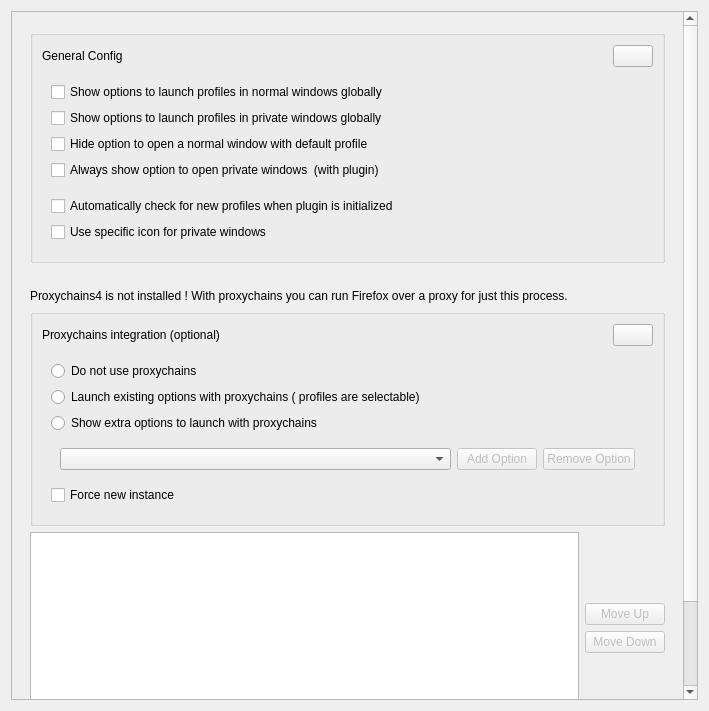
alex1701c/krunner-firefox, file src/config/firefoxprofilerunner_config.ui: the form before one commit.
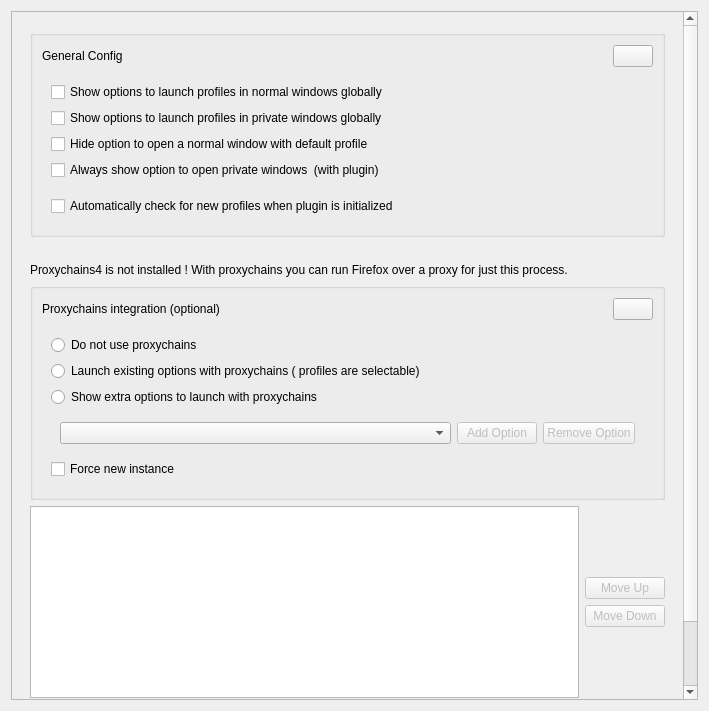
The form after the commit.

Commit message: Fix renaming of profile, remove icon option

Diff of the .ui file:
```diff
--- a/src/config/firefoxprofilerunner_config.ui
+++ b/src/config/firefoxprofilerunner_config.ui
@@ -51,9 +51,9 @@
       <property name="geometry">
        <rect>
         <x>0</x>
-        <y>-7</y>
+        <y>-126</y>
         <width>673</width>
-        <height>850</height>
+        <height>821</height>
        </rect>
       </property>
       <property name="maximumSize">
@@ -175,16 +175,6 @@
                   </property>
                  </widget>
                 </item>
-                <item>
-                 <widget class="QCheckBox" name="showIconForPrivateWindow">
-                  <property name="toolTip">
-                   <string>Use the private window icon of firefox instead of the normal icon for private windows</string>
-                  </property>
-                  <property name="text">
-                   <string>Use specific icon for private windows</string>
-                  </property>
-                 </widget>
-                </item>
                </layout>
               </widget>
              </item>
```
The commit also changes 1 other file.
